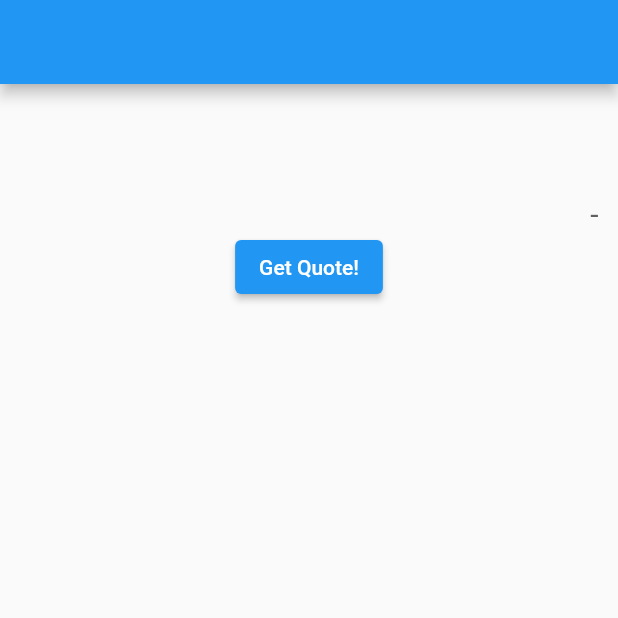
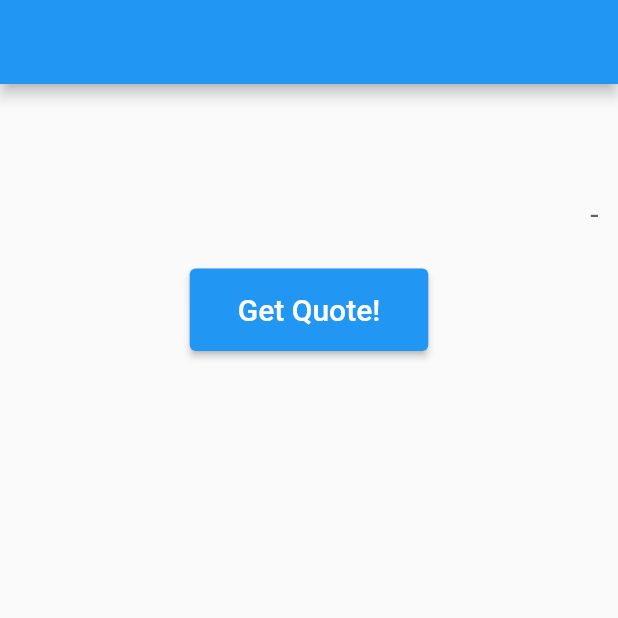
Before and after one commit to LuminitaIon/Flutter-Dart-for-Beginners, a Flutter app: the screen it shows after launch, after a tap on "Get Quote!", on a phone screen of 412 x 824 dp, the top half of it. Run offline on Flutter 3.47's test engine with Material 2 defaults, Android fonts, the phone set to English and light mode, and no system bars; network calls fail.

Commit message:
fixed some bugs

```diff
--- a/quotesapp/lib/main.dart
+++ b/quotesapp/lib/main.dart
@@ -11,9 +11,9 @@ class MyApp extends StatelessWidget {
   // This widget is the root of your application.
   @override
   Widget build(BuildContext context) {
-    return MaterialApp(
+    return const MaterialApp(
       title: 'Flutter Demo',
-      home: const HomeScreen(),
+      home: HomeScreen(),
     );
   }
 }
--- a/quotesapp/lib/screens/home_screen.dart
+++ b/quotesapp/lib/screens/home_screen.dart
@@ -1,3 +1,5 @@
+import 'dart:io';
+
 import 'package:flutter/material.dart';
 import 'package:http/http.dart' as http;
 import 'dart:convert';
@@ -15,17 +17,16 @@ class _HomeScreenState extends State<HomeScreen> {
   @override
   Widget build(BuildContext context) {
     return SafeArea(
+      top:Platform.isIOS ? true : false,
       child: Scaffold(
-        appBar: AppBar(
-
-        ),
+        appBar: AppBar(),
         body: Column(
           children: [
             Padding(
               padding: const EdgeInsets.all(20.0),
               child: Text(
                 quote,
-                style: TextStyle(fontSize: 30, color: Colors.black87),
+                style: const TextStyle(fontSize: 30, color: Colors.black87),
                 ),
             ),
             Padding(
@@ -38,20 +39,24 @@ class _HomeScreenState extends State<HomeScreen> {
                   )
                 ),
             ),
+            const SizedBox(height: 25.0,),
             ElevatedButton(
                 onPressed: () async {
 
-                  var url = Uri.parse('https://api.quotable.io/random');
-                  var response = await http.get(url);
-                  var data = jsonDecode(response.body);
+                  final url = Uri.parse('https://api.quotable.io/random');
+                  final response = await http.get(url);
+                  final data = jsonDecode(response.body);
 
-                  quote = data["content"];
-                  author = data["author"];
-
-                  setState(() {});
+                  setState(() {
+                    quote = data["content"];
+                    author = data["author"];
+                  });
 
                 },
-                child: Text("Get Quote!"),
+                child:const Padding(
+                  padding:  EdgeInsets.all(16.0),
+                  child:  Text("Get Quote!",style: TextStyle(fontSize: 20),),
+                ),
               ),
           ],
         ),
```
